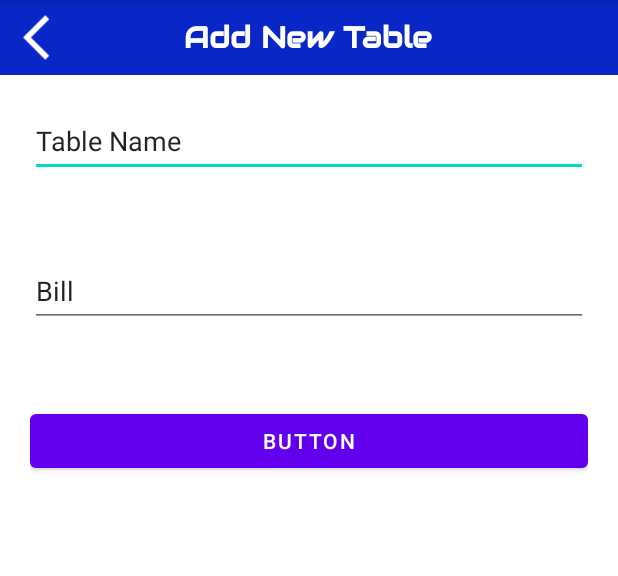
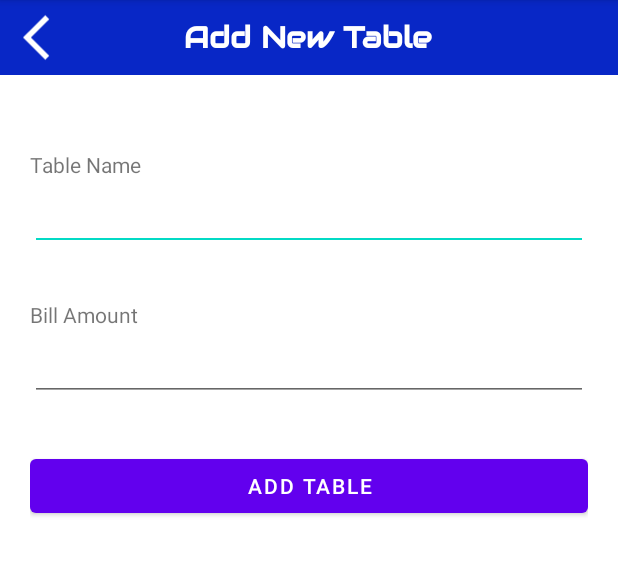
Before and after one commit to vishalkh100/CaptainHere, an Android app: the screen it shows after launch (AddTableActivity), after a tap on an icon or button, on a phone screen of 412 x 824 dp, the part 84-660 px from its top. Run offline under Robolectric (Android 15) with nearby library versions, the phone set to English and light mode, and no system bars.

Commit message:
Table class, adapter added

```diff
--- a/app/src/main/java/com/example/captainhere/AddTableActivity.java
+++ b/app/src/main/java/com/example/captainhere/AddTableActivity.java
@@ -8,8 +8,13 @@ import android.widget.Button;
 import android.widget.EditText;
 import android.widget.ImageView;
 
+import com.example.captainhere.Functions.DataGetSet;
+import com.example.captainhere.Models.Table;
+
 
 public class AddTableActivity extends AppCompatActivity {
+
+    DataGetSet dataGetSet;
 
     ImageView backImg;
     EditText editTextTableName;
@@ -35,10 +40,23 @@ public class AddTableActivity extends AppCompatActivity {
         backImg.setOnClickListener(
                 v -> openPreviousActivity()
         );
+        addTableButton.setOnClickListener(
+                v -> addTableToList()
+        );
     }
 
     private void openPreviousActivity() {
         Intent intent = new Intent(this, MainActivity.class);
         startActivity(intent);
     }
+
+    private void addTableToList() {
+        String name = editTextTableName.getText().toString();
+        String amount = editTextBillAmount.getText().toString();
+        Table table = new Table(name, amount);
+        dataGetSet.addTable(table);
+
+        Intent intent = new Intent(this, MainActivity.class);
+        startActivity(intent);
+    }
 }
--- a/app/src/main/java/com/example/captainhere/Functions/DataGetSet.java
+++ b/app/src/main/java/com/example/captainhere/Functions/DataGetSet.java
@@ -1,9 +1,14 @@
 package com.example.captainhere.Functions;
+
+import com.example.captainhere.Models.Table;
+
+import java.util.ArrayList;
 
 public class DataGetSet {
 
     // variables
     private String test1 = "default";
+    private static ArrayList<Table> arrayOfTables = new ArrayList<Table>();
 
 
     // methods
@@ -14,4 +19,17 @@ public class DataGetSet {
         this.test1 = test1;
     }
 
+    public ArrayList<Table> getArrayOfUsers() {
+        return arrayOfTables;
+    }
+    public void setArrayOfUsers(ArrayList<Table> arrayOfTables) {
+        this.arrayOfTables = arrayOfTables;
+    }
+    public void addTable(Table table) {
+        arrayOfTables.add(table);
+    }
+    public void removeTable(Table table) {
+        arrayOfTables.remove(table);
+    }
+
 }
--- a/app/src/main/java/com/example/captainhere/MainActivity.java
+++ b/app/src/main/java/com/example/captainhere/MainActivity.java
@@ -5,12 +5,17 @@ import androidx.appcompat.app.AppCompatActivity;
 import android.content.Intent;
 import android.os.Bundle;
 import android.util.Log;
+import android.view.View;
 import android.widget.ImageView;
 import android.widget.LinearLayout;
 import android.widget.ListView;
 import android.widget.TextView;
 
 import com.example.captainhere.Functions.DataGetSet;
+import com.example.captainhere.Models.Table;
+import com.example.captainhere.Models.TableListAdapter;
+
+import java.util.ArrayList;
 
 public class MainActivity extends AppCompatActivity {
 
@@ -23,6 +28,8 @@ public class MainActivity extends AppCompatActivity {
     LinearLayout listViewLayout;
     LinearLayout noEntryLayout;
 
+    ArrayList<Table> arrayOfUsers = new ArrayList<Table>();
+
     @Override
     protected void onCreate(Bundle savedInstanceState) {
         super.onCreate(savedInstanceState);
@@ -32,6 +39,17 @@ public class MainActivity extends AppCompatActivity {
         setViews();
         initializeViews();
         onClickListeners();
+
+        makeAdapter();
+        arrayOfUsers = dataGetSet.getArrayOfUsers();
+
+        TableListAdapter adapter = new TableListAdapter(this, arrayOfUsers);
+        if(!arrayOfUsers.isEmpty()) {
+            listViewLayout.setVisibility(View.VISIBLE);
+        } else {
+            listViewLayout.setVisibility(View.GONE);
+        }
+        tableListView.setAdapter(adapter);
     }
 
     private void setViews() {
@@ -59,4 +77,9 @@ public class MainActivity extends AppCompatActivity {
         startActivity(intent);
     }
 
+    private void makeAdapter() {
+        // Create the adapter to convert the array to views
+
+    }
+
 }
--- /dev/null
+++ b/app/src/main/java/com/example/captainhere/Models/TableListAdapter.java
@@ -0,0 +1,45 @@
+package com.example.captainhere.Models;
+
+import android.content.Context;
+import android.view.LayoutInflater;
+import android.view.View;
+import android.view.ViewGroup;
+import android.widget.ArrayAdapter;
+import android.widget.TextView;
+
+import com.example.captainhere.R;
+
+import java.util.ArrayList;
+
+public class TableListAdapter extends ArrayAdapter<Table> {
+
+    public TableListAdapter(Context context, ArrayList<Table> users) {
+        super(context, 0, users);
+    }
+
+    @Override
+
+    public View getView(int position, View convertView, ViewGroup parent) {
+
+        // Get the data item for this position
+        Table table = getItem(position);
+
+        // Check if an existing view is being reused, otherwise inflate the view
+        if (convertView == null) {
+            convertView = LayoutInflater.from(getContext()).inflate(R.layout.item_table, parent, false);
+        }
+
+        // Lookup view for data population
+        TextView tvName = (TextView) convertView.findViewById(R.id.tableNumber);
+        TextView tvHome = (TextView) convertView.findViewById(R.id.tableAmount);
+
+        // Populate the data into the template view using the data object
+        tvName.setText(table.name);
+        tvHome.setText(table.total);
+
+        // Return the completed view to render on screen
+        return convertView;
+
+    }
+
+}
--- a/app/src/main/res/layout/activity_add_table.xml
+++ b/app/src/main/res/layout/activity_add_table.xml
@@ -59,16 +59,22 @@
                 android:id="@+id/tableNameContainer"
                 android:layout_width="match_parent"
                 android:layout_height="100dp"
+                android:layout_marginTop="30dp"
                 android:orientation="vertical"
                 android:padding="20dp">
+
+                <TextView
+                    android:id="@+id/textView4"
+                    android:layout_width="match_parent"
+                    android:layout_height="wrap_content"
+                    android:text="Table Name" />
 
                 <EditText
                     android:id="@+id/editTextTableName"
                     android:layout_width="match_parent"
                     android:layout_height="48dp"
                     android:ems="10"
-                    android:inputType="textPersonName"
-                    android:text="Table Name" />
+                    android:inputType="textPersonName" />
             </LinearLayout>
 
             <LinearLayout
@@ -78,14 +84,19 @@
                 android:orientation="vertical"
                 android:padding="20dp">
 
+                <TextView
+                    android:id="@+id/textView5"
+                    android:layout_width="match_parent"
+                    android:layout_height="wrap_content"
+                    android:text="Bill Amount" />
+
                 <EditText
                     android:id="@+id/editTextBillAmount"
                     android:layout_width="match_parent"
                     android:layout_height="48dp"
                     android:ems="10"
                     android:inputType="textPersonName"
-                    android:minHeight="48dp"
-                    android:text="Bill" />
+                    android:minHeight="48dp" />
             </LinearLayout>
 
             <LinearLayout
@@ -99,7 +110,7 @@
                     android:id="@+id/addTableButton"
                     android:layout_width="match_parent"
                     android:layout_height="48dp"
-                    android:text="Button" />
+                    android:text="ADD TABLE" />
             </LinearLayout>
         </LinearLayout>
     </LinearLayout>
--- a/app/src/main/res/layout/activity_main.xml
+++ b/app/src/main/res/layout/activity_main.xml
@@ -62,7 +62,7 @@
             android:layout_width="match_parent"
             android:layout_height="match_parent"
             android:orientation="vertical"
-            android:visibility="gone">
+            android:visibility="visible">
 
             <ListView
                 android:id="@+id/tableListView"
```
Also changed, not shown: app/src/main/java/com/example/captainhere/Models/Table.java (added, +13 -0 lines), app/src/main/res/layout/item_table.xml (added, +58 -0 lines).
